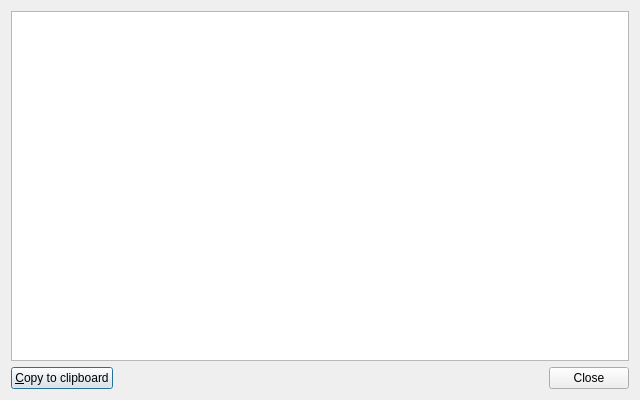
eugene-melnik/alexandra, file src/filminfowindow.ui: the form before one commit.
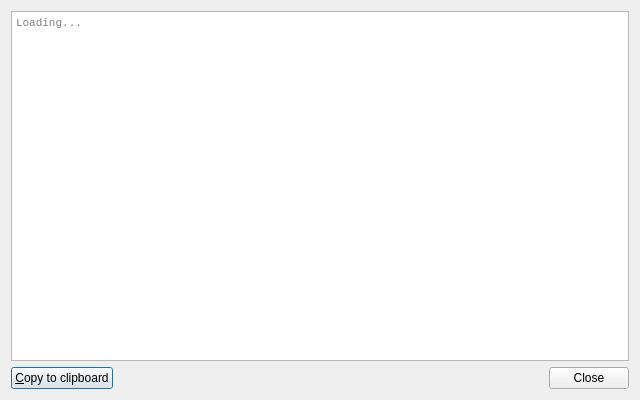
The form after the commit. Icons and pictures are not drawn.

Commit message: Techinfo loading optimized

Patch:
```diff
--- a/src/filminfowindow.ui
+++ b/src/filminfowindow.ui
@@ -44,6 +44,9 @@
      <property name="readOnly">
       <bool>true</bool>
      </property>
+     <property name="placeholderText">
+      <string>Loading...</string>
+     </property>
     </widget>
    </item>
    <item>
```
The commit also changes 4 other files.
